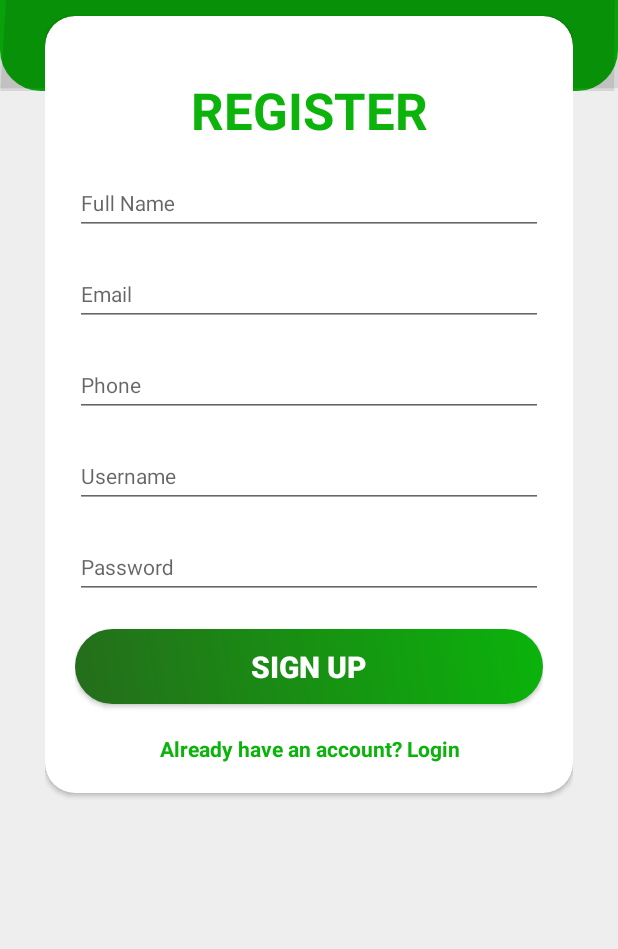
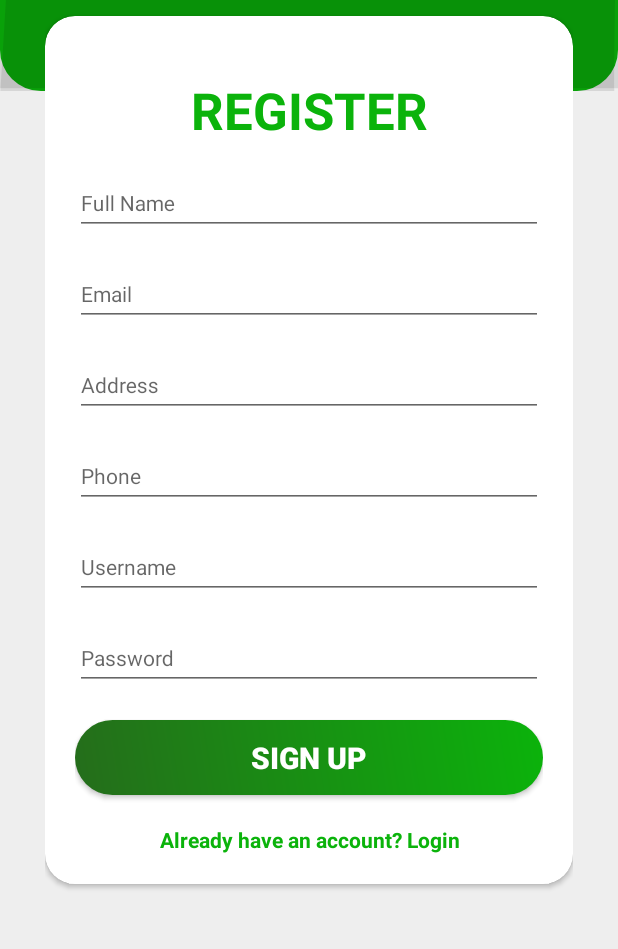
Before and after one commit to bethebikash/AndroidProject, an Android app: the RegisterActivity screen opened directly, with no data from a screen before it, on a phone screen of 412 x 824 dp, the part 194-1143 px from its top. Run offline under Robolectric (Android 15) with nearby library versions, the phone set to English and light mode, and no system bars.

Commit message:
User register completed.

```diff
--- a/app/src/main/java/com/bhattaraibikash/erepair/activities/service/ServiceDetailActivity.java
+++ b/app/src/main/java/com/bhattaraibikash/erepair/activities/service/ServiceDetailActivity.java
@@ -10,7 +10,7 @@ import androidx.recyclerview.widget.RecyclerView;
 
 import com.bhattaraibikash.erepair.R;
 import com.bhattaraibikash.erepair.adapter.ReviewAdapter;
-import com.bhattaraibikash.erepair.models.ReviewResponse;
+import com.bhattaraibikash.erepair.responses.ReviewResponse;
 
 import java.util.ArrayList;
 import java.util.List;
--- a/app/src/main/java/com/bhattaraibikash/erepair/adapter/ReviewAdapter.java
+++ b/app/src/main/java/com/bhattaraibikash/erepair/adapter/ReviewAdapter.java
@@ -10,7 +10,7 @@ import androidx.annotation.NonNull;
 import androidx.recyclerview.widget.RecyclerView;
 
 import com.bhattaraibikash.erepair.R;
-import com.bhattaraibikash.erepair.models.ReviewResponse;
+import com.bhattaraibikash.erepair.responses.ReviewResponse;
 
 import java.util.List;
 
--- /dev/null
+++ b/app/src/main/java/com/bhattaraibikash/erepair/api/UserApi.java
@@ -0,0 +1,24 @@
+package com.bhattaraibikash.erepair.api;
+
+import com.bhattaraibikash.erepair.models.User;
+import com.bhattaraibikash.erepair.responses.UserResponse;
+
+import retrofit2.Call;
+import retrofit2.http.Body;
+import retrofit2.http.POST;
+
+public interface UserApi {
+    @POST("users")
+    Call<UserResponse> userRegister(@Body User user);
+
+//    @FormUrlEncoded
+//    @POST("/users/login")
+//    Call<SignUpResponse> userLogin(@Field("username") String username, @Field("password") String password);
+//
+//    @Multipart
+//    @POST("upload")
+//    Call<ImageResponse> uploadImage(@Part MultipartBody.Part img);
+
+//    @GET("users/me")
+//    Call<User> getUserDetails(@Header("Authorization") String token);
+}
--- a/app/src/main/java/com/bhattaraibikash/erepair/models/ReviewResponse.java
+++ b/app/src/main/java/com/bhattaraibikash/erepair/responses/ReviewResponse.java
@@ -1,4 +1,4 @@
-package com.bhattaraibikash.erepair.models;
+package com.bhattaraibikash.erepair.responses;
 
 public class ReviewResponse {
     private String _id;
--- a/app/src/main/res/layout/layout_register.xml
+++ b/app/src/main/res/layout/layout_register.xml
@@ -24,10 +24,11 @@
             android:layout_marginTop="@dimen/signup_text_margin_top">
 
             <EditText
+                android:id="@+id/etName"
                 style="@style/modifiedEditText"
                 android:hint="@string/name_hint"
+                android:imeOptions="actionNext"
                 android:inputType="text"
-                android:imeOptions="actionNext"
                 android:maxLines="1" />
         </com.google.android.material.textfield.TextInputLayout>
 
@@ -37,10 +38,11 @@
             android:layout_marginTop="@dimen/signup_text_margin_top">
 
             <EditText
+                android:id="@+id/etEmail"
                 style="@style/modifiedEditText"
                 android:hint="@string/email_hint"
+                android:imeOptions="actionNext"
                 android:inputType="textEmailAddress"
-                android:imeOptions="actionNext"
                 android:maxLines="1" />
         </com.google.android.material.textfield.TextInputLayout>
 
@@ -49,10 +51,11 @@
             android:layout_marginTop="@dimen/signup_text_margin_top">
 
             <EditText
+                android:id="@+id/etAddress"
                 style="@style/modifiedEditText"
-                android:hint="@string/phone_hint"
-                android:inputType="phone"
+                android:hint="@string/address_hint"
                 android:imeOptions="actionNext"
+                android:inputType="text"
                 android:maxLines="1" />
         </com.google.android.material.textfield.TextInputLayout>
 
@@ -61,12 +64,12 @@
             android:layout_marginTop="@dimen/signup_text_margin_top">
 
             <EditText
+                android:id="@+id/etPhone"
                 style="@style/modifiedEditText"
-                android:hint="@string/username_hint"
-                android:inputType="textVisiblePassword|textNoSuggestions"
-                android:maxLines="1"
+                android:hint="@string/phone_hint"
                 android:imeOptions="actionNext"
-                />
+                android:inputType="phone"
+                android:maxLines="1" />
         </com.google.android.material.textfield.TextInputLayout>
 
         <com.google.android.material.textfield.TextInputLayout
@@ -74,15 +77,29 @@
             android:layout_marginTop="@dimen/signup_text_margin_top">
 
             <EditText
+                android:id="@+id/etUsernameReg"
+                style="@style/modifiedEditText"
+                android:hint="@string/username_hint"
+                android:imeOptions="actionNext"
+                android:inputType="textVisiblePassword|textNoSuggestions"
+                android:maxLines="1" />
+        </com.google.android.material.textfield.TextInputLayout>
+
+        <com.google.android.material.textfield.TextInputLayout
+            style="@style/parent"
+            android:layout_marginTop="@dimen/signup_text_margin_top">
+
+            <EditText
+                android:id="@+id/etPasswordReg"
                 style="@style/modifiedEditText"
                 android:hint="@string/password_hint"
+                android:imeOptions="normal"
                 android:inputType="textPassword"
-                android:maxLines="1"
-                android:imeOptions="actionNext"
-                />
+                android:maxLines="1" />
         </com.google.android.material.textfield.TextInputLayout>
 
         <Button
+            android:id="@+id/btnSighUp"
             style="@style/primaryButton"
             android:layout_gravity="center_horizontal"
             android:layout_marginTop="@dimen/loginViewsMargin"
```
Also changed, not shown: app/build.gradle (+6 -1 lines), app/src/main/AndroidManifest.xml (+6 -3 lines), app/src/main/java/com/bhattaraibikash/erepair/activities/RegisterActivity.java (+107 -1 lines), app/src/main/java/com/bhattaraibikash/erepair/models/User.java (added, +68 -0 lines), app/src/main/java/com/bhattaraibikash/erepair/responses/UserResponse.java (added, +77 -0 lines), app/src/main/java/com/bhattaraibikash/erepair/url/Url.java (added, +21 -0 lines).
